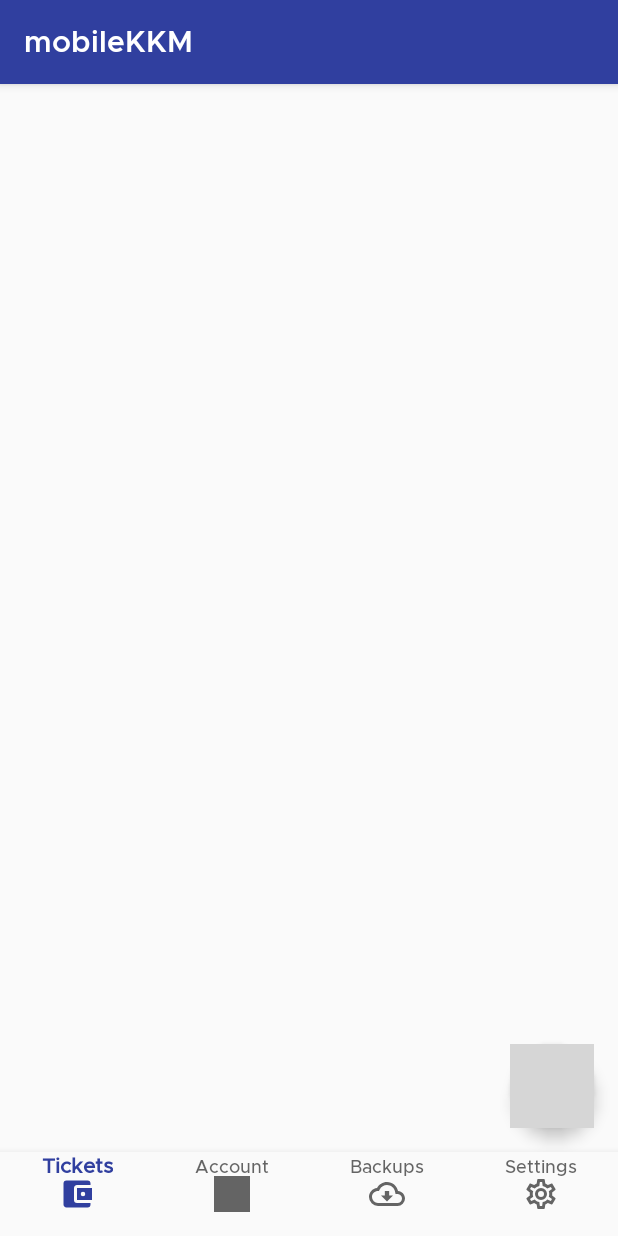
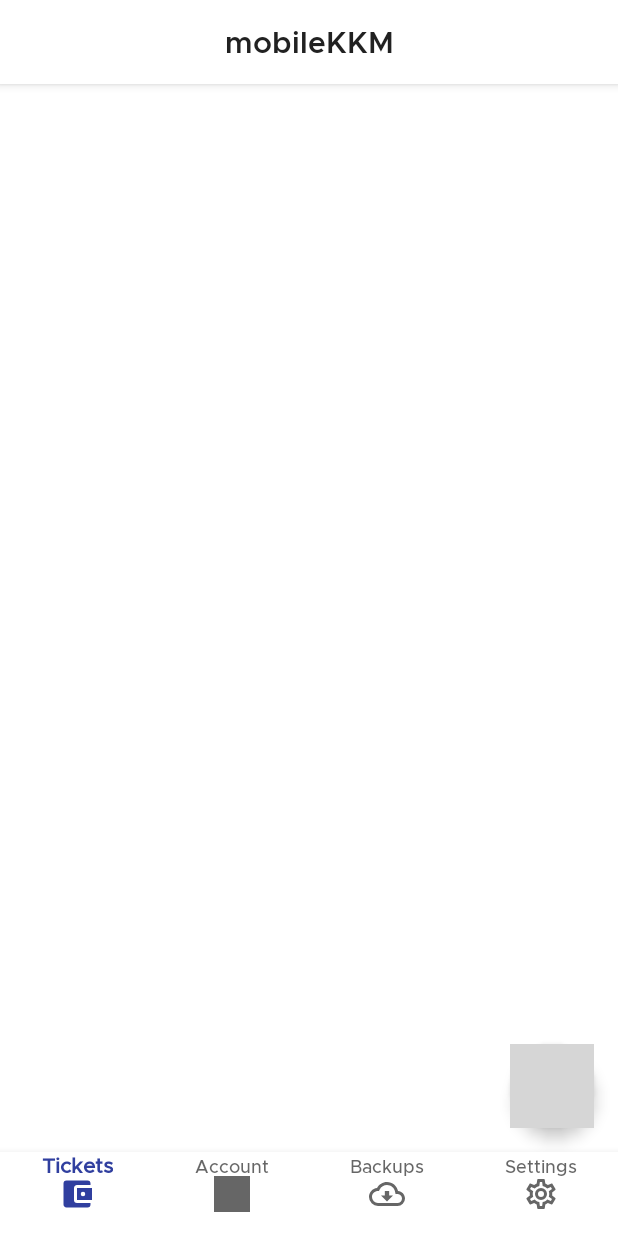
Before and after one commit to divadsn/mobileKKM-native, an Android app: the screen it shows after launch (MainActivity), on a phone screen of 412 x 824 dp. Run offline under Robolectric (Android 15) with nearby library versions, the phone set to English and light mode, and no system bars; grey boxes are pictures that could not be loaded.

Commit message:
Rewrite main activity layout with centered title
Signed-off-by: David Sn <divad.nnamtdeis@gmail.com>

```diff
--- a/app/src/main/res/layout/activity_main.xml
+++ b/app/src/main/res/layout/activity_main.xml
@@ -1,19 +1,58 @@
 <?xml version="1.0" encoding="utf-8"?>
-<RelativeLayout xmlns:android="http://schemas.android.com/apk/res/android"
+<androidx.constraintlayout.widget.ConstraintLayout xmlns:android="http://schemas.android.com/apk/res/android"
     xmlns:app="http://schemas.android.com/apk/res-auto"
     android:layout_width="match_parent"
     android:layout_height="match_parent"
-    android:fitsSystemWindows="true"
-    android:orientation="vertical">
+    android:fitsSystemWindows="true">
 
-    <include layout="@layout/toolbar_title" />
+    <com.google.android.material.appbar.AppBarLayout
+        android:id="@+id/toolbar_view"
+        android:layout_width="match_parent"
+        android:layout_height="wrap_content"
+        android:theme="@style/ToolbarTheme"
+        app:layout_constraintEnd_toEndOf="parent"
+        app:layout_constraintTop_toTopOf="parent">
+
+        <androidx.appcompat.widget.Toolbar
+            android:id="@+id/toolbar"
+            android:layout_width="match_parent"
+            android:layout_height="?attr/actionBarSize"
+            app:contentInsetLeft="0dp"
+            app:contentInsetStart="0dp"
+            app:popupTheme="@style/ThemeOverlay.AppCompat.Light">
+
+            <androidx.constraintlayout.widget.ConstraintLayout
+                android:layout_width="match_parent"
+                android:layout_height="match_parent">
+
+                <androidx.appcompat.widget.AppCompatTextView
+                    android:id="@+id/toolbar_title"
+                    android:layout_width="wrap_content"
+                    android:layout_height="wrap_content"
+                    android:layout_gravity="center"
+                    android:fontFamily="@font/metropolis_semibold"
+                    android:text="@string/app_name"
+                    android:textColor="?android:textColorPrimary"
+                    android:textSize="20sp"
+                    app:layout_constraintBottom_toBottomOf="parent"
+                    app:layout_constraintLeft_toLeftOf="parent"
+                    app:layout_constraintRight_toRightOf="parent"
+                    app:layout_constraintTop_toTopOf="parent" />
+
+            </androidx.constraintlayout.widget.ConstraintLayout>
+
+        </androidx.appcompat.widget.Toolbar>
+
+    </com.google.android.material.appbar.AppBarLayout>
 
     <androidx.coordinatorlayout.widget.CoordinatorLayout
         android:id="@+id/content"
         android:layout_width="match_parent"
-        android:layout_height="match_parent"
-        android:layout_above="@id/nav_view"
-        android:layout_below="@id/toolbar_view">
+        android:layout_height="0dp"
+        app:layout_constraintTop_toBottomOf="@id/toolbar_view"
+        app:layout_constraintEnd_toEndOf="parent"
+        app:layout_constraintStart_toStartOf="parent"
+        app:layout_constraintBottom_toTopOf="@id/nav_view">
 
         <com.google.android.material.floatingactionbutton.FloatingActionButton
             android:id="@+id/fab"
@@ -31,10 +70,11 @@
         android:id="@+id/nav_view"
         android:layout_width="match_parent"
         android:layout_height="wrap_content"
-        android:layout_alignParentBottom="true"
         android:background="?android:attr/windowBackground"
         android:theme="@style/Widget.BottomNavigationView"
+        app:layout_constraintBottom_toBottomOf="parent"
+        app:layout_constraintEnd_toEndOf="parent"
         app:labelVisibilityMode="labeled"
         app:menu="@menu/bottom_nav_menu" />
 
-</RelativeLayout>
+</androidx.constraintlayout.widget.ConstraintLayout>
--- a/app/src/main/res/layout/toolbar_title.xml
+++ /dev/null
@@ -1,16 +0,0 @@
-<?xml version="1.0" encoding="utf-8"?>
-<com.google.android.material.appbar.AppBarLayout xmlns:android="http://schemas.android.com/apk/res/android"
-    xmlns:app="http://schemas.android.com/apk/res-auto"
-    android:id="@+id/toolbar_view"
-    android:layout_width="match_parent"
-    android:layout_height="wrap_content"
-    android:theme="@style/AppTheme.ActionBar">
-
-    <androidx.appcompat.widget.Toolbar
-        android:id="@+id/toolbar"
-        android:layout_width="match_parent"
-        android:layout_height="?attr/actionBarSize"
-        android:background="?attr/colorPrimary"
-        app:popupTheme="@style/ThemeOverlay.AppCompat.Light" />
-
-</com.google.android.material.appbar.AppBarLayout>
--- a/app/src/main/res/values/colors.xml
+++ b/app/src/main/res/values/colors.xml
@@ -3,4 +3,7 @@
     <color name="colorPrimary">#303F9F</color>
     <color name="colorPrimaryDark">#1A237E</color>
     <color name="colorAccent">#3F51B5</color>
+
+    <color name="statusBarColor">#FFFFFF</color>
+    <color name="navigationBarColor">#F2F2F2</color>
 </resources>
--- a/app/src/main/res/values/styles.xml
+++ b/app/src/main/res/values/styles.xml
@@ -1,18 +1,19 @@
 <resources>
 
     <!-- Base application theme. -->
-    <style name="AppTheme" parent="Theme.AppCompat.Light.DarkActionBar">
+    <style name="AppTheme" parent="Theme.AppCompat.DayNight.NoActionBar">
         <item name="colorPrimary">@color/colorPrimary</item>
         <item name="colorPrimaryDark">@color/colorPrimaryDark</item>
         <item name="colorAccent">@color/colorAccent</item>
-        <item name="windowActionBar">false</item>
-        <item name="windowNoTitle">true</item>
-        <item name="android:statusBarColor">?attr/colorPrimaryDark</item>
-        <item name="android:fontFamily">@font/inter_regular</item>
+        <item name="android:windowLightStatusBar">true</item>
+        <item name="android:windowBackground">@android:color/background_light</item>
+        <item name="android:statusBarColor">@color/statusBarColor</item>
+        <item name="android:toolbarStyle">@style/ToolbarTheme</item>
     </style>
 
-    <style name="AppTheme.ActionBar" parent="ThemeOverlay.AppCompat.Dark.ActionBar">
-        <item name="android:fontFamily">@font/metropolis_semibold</item>
+    <style name="ToolbarTheme" parent="Theme.AppCompat.DayNight">
+        <item name="colorAccent">@color/colorAccent</item>
+        <item name="colorPrimary">@color/statusBarColor</item>
     </style>
 
     <style name="Widget.BottomNavigationView" parent="Widget.Design.BottomNavigationView">
```
